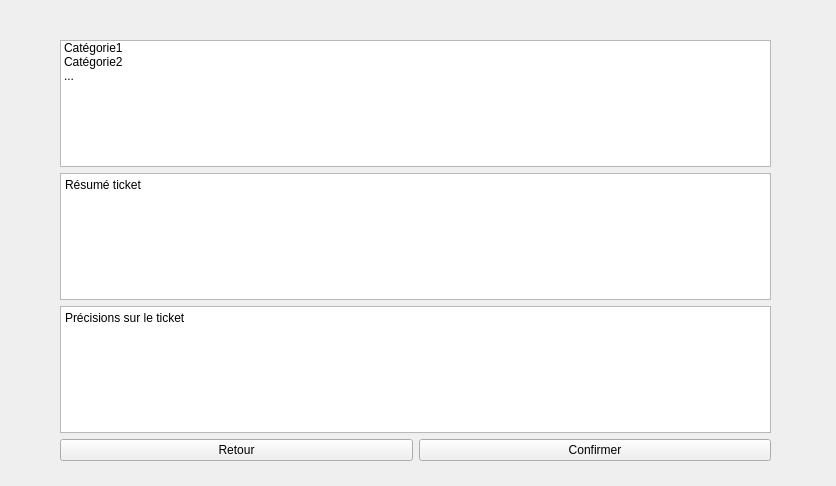
LudovicTagnon/EasyTicket, file src/vues/VueNouveauTicket.ui: the form before one commit.
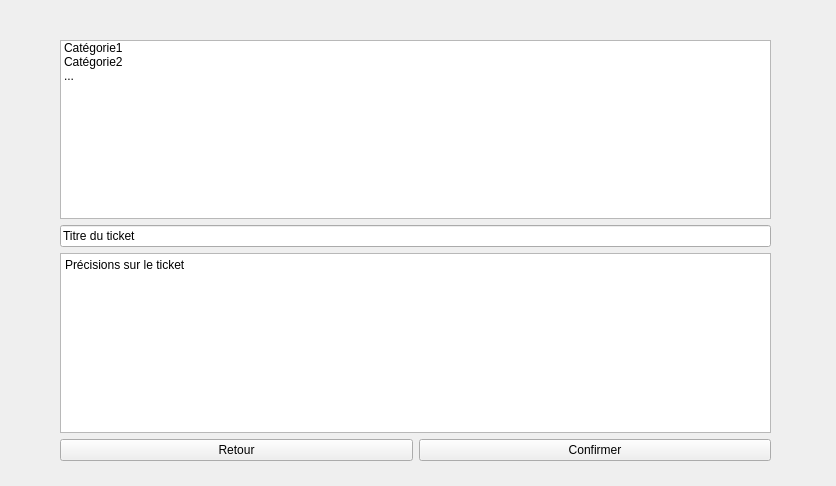
The form after the commit.

Diff of the .ui file:
```diff
--- a/src/vues/VueNouveauTicket.ui
+++ b/src/vues/VueNouveauTicket.ui
@@ -43,17 +43,9 @@
      </widget>
     </item>
     <item>
-     <widget class="QTextEdit" name="textEditResume">
-      <property name="html">
-       <string>&lt;!DOCTYPE HTML PUBLIC &quot;-//W3C//DTD HTML 4.0//EN&quot; &quot;http://www.w3.org/TR/REC-html40/strict.dtd&quot;&gt;
-&lt;html&gt;&lt;head&gt;&lt;meta name=&quot;qrichtext&quot; content=&quot;1&quot; /&gt;&lt;meta charset=&quot;utf-8&quot; /&gt;&lt;style type=&quot;text/css&quot;&gt;
-p, li { white-space: pre-wrap; }
-hr { height: 1px; border-width: 0; }
-li.unchecked::marker { content: &quot;\2610&quot;; }
-li.checked::marker { content: &quot;\2612&quot;; }
-&lt;/style&gt;&lt;/head&gt;&lt;body style=&quot; font-family:'Sans Serif'; font-size:9pt; font-weight:400; font-style:normal;&quot;&gt;
-&lt;p style=&quot; margin-top:0px; margin-bottom:0px; margin-left:0px; margin-right:0px; -qt-block-indent:0; text-indent:0px;&quot;&gt;Résumé ticket&lt;/p&gt;
-&lt;p style=&quot;-qt-paragraph-type:empty; margin-top:0px; margin-bottom:0px; margin-left:0px; margin-right:0px; -qt-block-indent:0; text-indent:0px;&quot;&gt;&lt;br /&gt;&lt;/p&gt;&lt;/body&gt;&lt;/html&gt;</string>
+     <widget class="QLineEdit" name="lineEditTitreTicket">
+      <property name="text">
+       <string>Titre du ticket</string>
       </property>
      </widget>
     </item>
@@ -61,13 +53,10 @@
      <widget class="QTextEdit" name="textEditTicket">
       <property name="html">
        <string>&lt;!DOCTYPE HTML PUBLIC &quot;-//W3C//DTD HTML 4.0//EN&quot; &quot;http://www.w3.org/TR/REC-html40/strict.dtd&quot;&gt;
-&lt;html&gt;&lt;head&gt;&lt;meta name=&quot;qrichtext&quot; content=&quot;1&quot; /&gt;&lt;meta charset=&quot;utf-8&quot; /&gt;&lt;style type=&quot;text/css&quot;&gt;
+&lt;html&gt;&lt;head&gt;&lt;meta name=&quot;qrichtext&quot; content=&quot;1&quot; /&gt;&lt;style type=&quot;text/css&quot;&gt;
 p, li { white-space: pre-wrap; }
-hr { height: 1px; border-width: 0; }
-li.unchecked::marker { content: &quot;\2610&quot;; }
-li.checked::marker { content: &quot;\2612&quot;; }
-&lt;/style&gt;&lt;/head&gt;&lt;body style=&quot; font-family:'Sans Serif'; font-size:9pt; font-weight:400; font-style:normal;&quot;&gt;
-&lt;p style=&quot; margin-top:0px; margin-bottom:0px; margin-left:0px; margin-right:0px; -qt-block-indent:0; text-indent:0px;&quot;&gt;Précisions sur le ticket&lt;/p&gt;&lt;/body&gt;&lt;/html&gt;</string>
+&lt;/style&gt;&lt;/head&gt;&lt;body style=&quot; font-family:'.AppleSystemUIFont'; font-size:13pt; font-weight:400; font-style:normal;&quot;&gt;
+&lt;p style=&quot; margin-top:0px; margin-bottom:0px; margin-left:0px; margin-right:0px; -qt-block-indent:0; text-indent:0px;&quot;&gt;&lt;span style=&quot; font-family:'Sans Serif'; font-size:9pt;&quot;&gt;Précisions sur le ticket&lt;/span&gt;&lt;/p&gt;&lt;/body&gt;&lt;/html&gt;</string>
       </property>
      </widget>
     </item>
```
